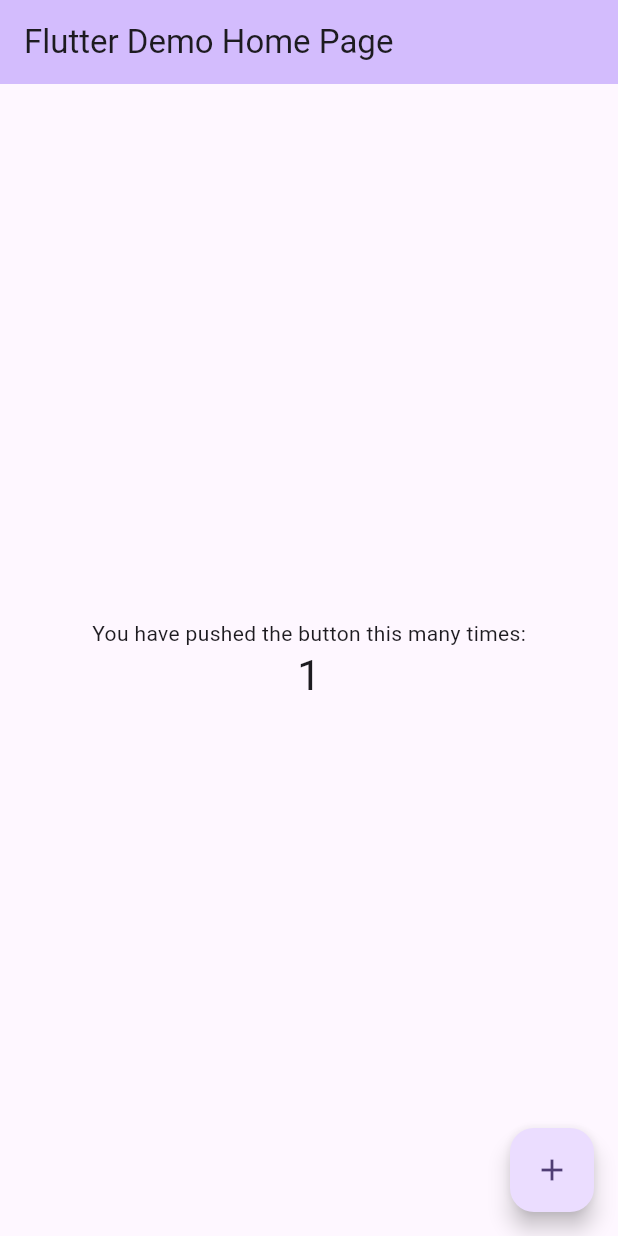
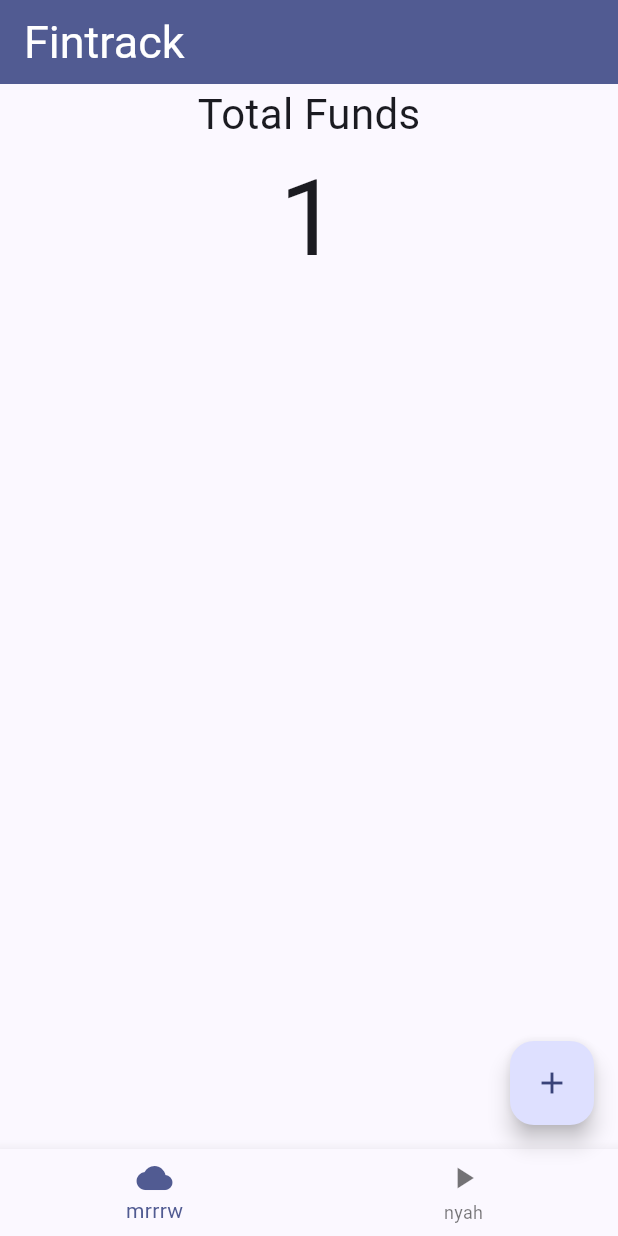
Before and after one commit to karydesc/FiTrack, a Flutter app: the screen it shows after launch, after a tap on the "add" icon, on a phone screen of 412 x 824 dp. Run offline on Flutter 3.47's test engine with Material 3 defaults, Android fonts, the phone set to English and light mode, and no system bars; missing offline and left inert: dart:ffi.

```diff
--- a/lib/main.dart
+++ b/lib/main.dart
@@ -1,122 +1,23 @@
 import 'package:flutter/material.dart';
+import 'screens/MainScreen.dart';
 
 void main() {
-  runApp(const MyApp());
+  runApp(const AppRoot());
 }
 
-class MyApp extends StatelessWidget {
-  const MyApp({super.key});
+class AppRoot extends StatelessWidget {
+  const AppRoot({super.key});
 
-  // This widget is the root of your application.
   @override
   Widget build(BuildContext context) {
     return MaterialApp(
-      title: 'Flutter Demo',
+      debugShowCheckedModeBanner: false,
+      title: "Finance Tracker",
       theme: ThemeData(
-        // This is the theme of your application.
-        //
-        // TRY THIS: Try running your application with "flutter run". You'll see
-        // the application has a purple toolbar. Then, without quitting the app,
-        // try changing the seedColor in the colorScheme below to Colors.green
-        // and then invoke "hot reload" (save your changes or press the "hot
-        // reload" button in a Flutter-supported IDE, or press "r" if you used
-        // the command line to start the app).
-        //
-        // Notice that the counter didn't reset back to zero; the application
-        // state is not lost during the reload. To reset the state, use hot
-        // restart instead.
-        //
-        // This works for code too, not just values: Most code changes can be
-        // tested with just a hot reload.
-        colorScheme: .fromSeed(seedColor: Colors.deepPurple),
+        useMaterial3: true,
+        colorScheme: ColorScheme.fromSeed(seedColor: Colors.indigo),
       ),
-      home: const MyHomePage(title: 'Flutter Demo Home Page'),
+      home: const MainScreen(title: 'Fintrack'),
     );
   }
 }
-
-class MyHomePage extends StatefulWidget {
-  const MyHomePage({super.key, required this.title});
-
-  // This widget is the home page of your application. It is stateful, meaning
-  // that it has a State object (defined below) that contains fields that affect
-  // how it looks.
-
-  // This class is the configuration for the state. It holds the values (in this
-  // case the title) provided by the parent (in this case the App widget) and
-  // used by the build method of the State. Fields in a Widget subclass are
-  // always marked "final".
-
-  final String title;
-
-  @override
-  State<MyHomePage> createState() => _MyHomePageState();
-}
-
-class _MyHomePageState extends State<MyHomePage> {
-  int _counter = 0;
-
-  void _incrementCounter() {
-    setState(() {
-      // This call to setState tells the Flutter framework that something has
-      // changed in this State, which causes it to rerun the build method below
-      // so that the display can reflect the updated values. If we changed
-      // _counter without calling setState(), then the build method would not be
-      // called again, and so nothing would appear to happen.
-      _counter++;
-    });
-  }
-
-  @override
-  Widget build(BuildContext context) {
-    // This method is rerun every time setState is called, for instance as done
-    // by the _incrementCounter method above.
-    //
-    // The Flutter framework has been optimized to make rerunning build methods
-    // fast, so that you can just rebuild anything that needs updating rather
-    // than having to individually change instances of widgets.
-    return Scaffold(
-      appBar: AppBar(
-        // TRY THIS: Try changing the color here to a specific color (to
-        // Colors.amber, perhaps?) and trigger a hot reload to see the AppBar
-        // change color while the other colors stay the same.
-        backgroundColor: Theme.of(context).colorScheme.inversePrimary,
-        // Here we take the value from the MyHomePage object that was created by
-        // the App.build method, and use it to set our appbar title.
-        title: Text(widget.title),
-      ),
-      body: Center(
-        // Center is a layout widget. It takes a single child and positions it
-        // in the middle of the parent.
-        child: Column(
-          // Column is also a layout widget. It takes a list of children and
-          // arranges them vertically. By default, it sizes itself to fit its
-          // children horizontally, and tries to be as tall as its parent.
-          //
-          // Column has various properties to control how it sizes itself and
-          // how it positions its children. Here we use mainAxisAlignment to
-          // center the children vertically; the main axis here is the vertical
-          // axis because Columns are vertical (the cross axis would be
-          // horizontal).
-          //
-          // TRY THIS: Invoke "debug painting" (choose the "Toggle Debug Paint"
-          // action in the IDE, or press "p" in the console), to see the
-          // wireframe for each widget.
-          mainAxisAlignment: .center,
-          children: [
-            const Text('You have pushed the button this many times:'),
-            Text(
-              '$_counter',
-              style: Theme.of(context).textTheme.headlineMedium,
-            ),
-          ],
-        ),
-      ),
-      floatingActionButton: FloatingActionButton(
-        onPressed: _incrementCounter,
-        tooltip: 'Increment',
-        child: const Icon(Icons.add),
-      ),
-    );
-  }
-}
--- /dev/null
+++ b/lib/screens/MainScreen.dart
@@ -0,0 +1,71 @@
+import 'dart:ffi';
+
+import 'package:flutter/cupertino.dart';
+import 'package:flutter/material.dart';
+
+class MainScreen extends StatefulWidget {
+  const MainScreen({super.key, required this.title});
+  final String title;
+
+  @override
+  State<MainScreen> createState() => _MainScreenState();
+}
+
+class TotalFundsContainer extends StatelessWidget {
+  final int text;
+  const TotalFundsContainer({super.key, required this.text});
+
+  @override
+  Widget build(BuildContext context) {
+    return Column(
+      children: [
+        Text("Total Funds",
+          textScaler: TextScaler.linear(2),
+        ),
+        Text(
+          "$text",
+          textScaler: TextScaler.linear(5),
+        )
+      ],
+    );
+  }
+}
+
+class _MainScreenState extends State<MainScreen> {
+  int counter = 0;
+
+
+  @override
+  Widget build(BuildContext context) {
+    return Scaffold(
+      appBar: AppBar(
+        title: Text(widget.title),
+        titleTextStyle: TextStyle(
+          fontSize: 30,
+        ),
+        centerTitle: false,
+        backgroundColor: Theme.of(context).primaryColor,
+      ),
+      body: Center(
+          child: Column(
+            children: [
+              TotalFundsContainer(text: counter,),
+          ])),
+      floatingActionButton: FloatingActionButton(
+        onPressed: () {
+          setState(() {
+            counter++;
+          });
+        },
+        child: const Icon(Icons.add),
+      ),
+      bottomNavigationBar: BottomNavigationBar(
+          items: [
+            BottomNavigationBarItem(icon: Icon(Icons.cloud), label: "mrrrw"),
+            BottomNavigationBarItem(icon: Icon(Icons.play_arrow), label: "nyah"),
+
+          ]),
+
+    );
+  }
+}
```
Also changed, not shown: lib/models/Account.dart (added, +15 -0 lines), lib/models/Transaction.dart (added, +22 -0 lines), 1 other file.
